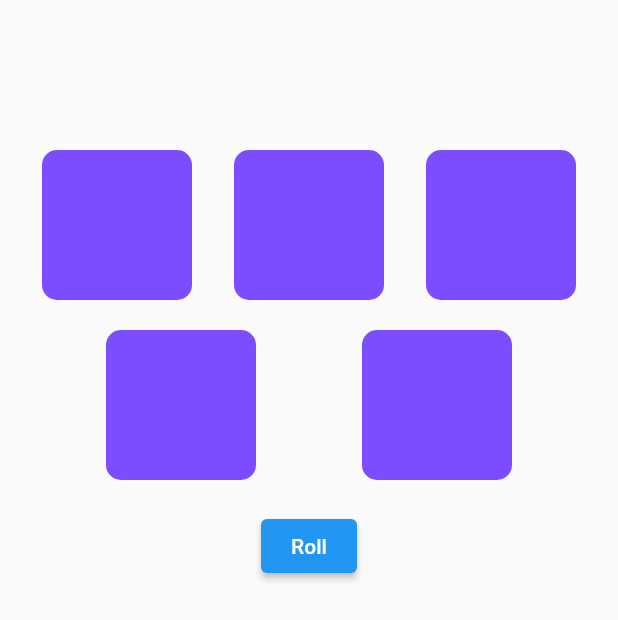
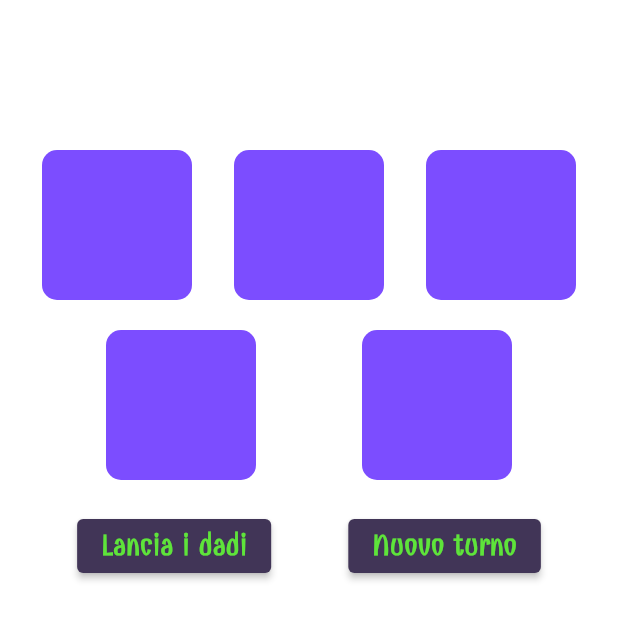
Before and after one commit to ThomasHerondale/vudu_companion, a Flutter app: the screen it shows after launch, on a phone screen of 412 x 824 dp. Shown: the top 620 px of the screen. Run offline on Flutter 3.47's test engine with Material 2 defaults, Android fonts, the phone set to English and light mode, and no system bars; our stand-ins replace bloc, equatable, flutter_bloc, gap.

Commit message:
Styling pulsanti

```diff
--- a/lib/blocs/dice_bloc.dart
+++ b/lib/blocs/dice_bloc.dart
@@ -29,5 +29,8 @@ class DiceBloc extends Bloc<DiceEvent, DiceState> {
         emit(state.copyWith(lockFlags: newLockFlags));
       }
     });
+    on<ResetDice>((event, emit) {
+      emit(const DiceRolled());
+    });
   }
 }
--- a/lib/blocs/dice_event.dart
+++ b/lib/blocs/dice_event.dart
@@ -2,6 +2,12 @@ part of 'dice_bloc.dart';
 
 abstract class DiceEvent extends Equatable {
   const DiceEvent();
+}
+
+class ResetDice extends DiceEvent {
+  @override
+  List<Object?> get props => [];
+
 }
 
 class RollDice extends DiceEvent {
--- a/lib/main.dart
+++ b/lib/main.dart
@@ -13,10 +13,6 @@ class VuduApp extends StatelessWidget {
   Widget build(BuildContext context) {
     return MaterialApp(
       debugShowCheckedModeBanner: false,
-      theme: ThemeData(
-        primaryColor: Colors.black,
-        backgroundColor: Colors.grey.shade500,
-      ),
       home: BlocProvider(
         create: (context) => DiceBloc()..add(RollDice()),
         child: const DiceScreen(),
--- a/lib/screens/dice_screen.dart
+++ b/lib/screens/dice_screen.dart
@@ -11,19 +11,51 @@ class DiceScreen extends StatelessWidget {
   @override
   Widget build(BuildContext context) {
     return Scaffold(
+      backgroundColor: const Color(0x00170E04),
       body: Column(
         children: [
           const Gap(100),
           const DiceView(),
           const Gap(20),
           // Buttons...
-          ElevatedButton(
-              onPressed:
-                  () => Future.delayed(
-                      const Duration(seconds: 1),
-                          () => context.read<DiceBloc>().add(RollDice())
+          Row(
+            mainAxisAlignment: MainAxisAlignment.spaceEvenly,
+            children: [
+              ElevatedButton(
+                  style: ElevatedButton.styleFrom(
+                      primary: const Color(0xFF413557),
                   ),
-              child: const Text('Roll')
+                  onPressed:
+                      () => Future.delayed(
+                          const Duration(seconds: 1),
+                              () => context.read<DiceBloc>().add(RollDice())
+                      ),
+                  child: const Text(
+                    'Lancia i dadi',
+                    style: TextStyle(
+                        color: Color(0xFF5EE43A),
+                        fontFamily: 'Combo',
+                        fontSize: 20,
+                      fontWeight: FontWeight.bold,
+                    ),
+                  )
+              ),
+              ElevatedButton(
+                style: ElevatedButton.styleFrom(
+                  primary: const Color(0xFF413557),
+                ),
+                onPressed: () => context.read<DiceBloc>().add(ResetDice()),
+                child: const Text(
+                  'Nuovo turno',
+                  style: TextStyle(
+                      color: Color(0xFF5EE43A),
+                      fontFamily: 'Combo',
+                      fontSize: 20,
+                      fontWeight: FontWeight.bold,
+                  ),
+                ),
+              )
+            ],
           )
         ],
       ),
```
Also changed, not shown: pubspec.yaml (+8 -4 lines), assets/fonts/Combo-Regular.ttf (added).
